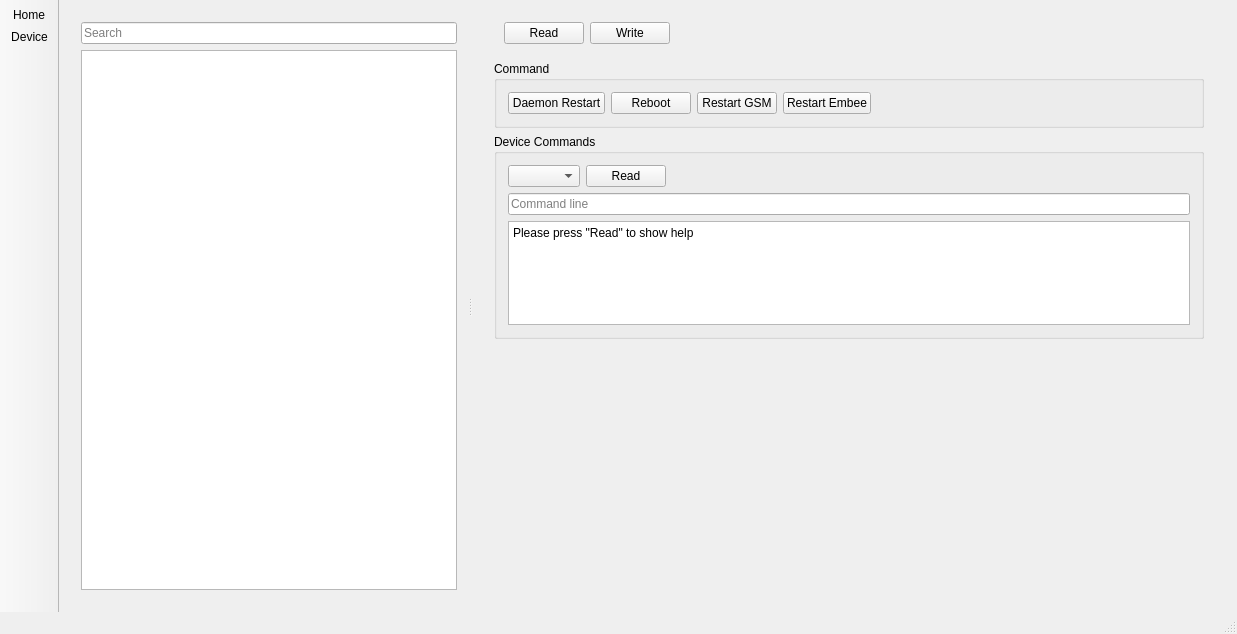
Before: the Qt Designer form mainwindow.ui in KTS-Intek/Matilda-config, drawn with Qt 5.
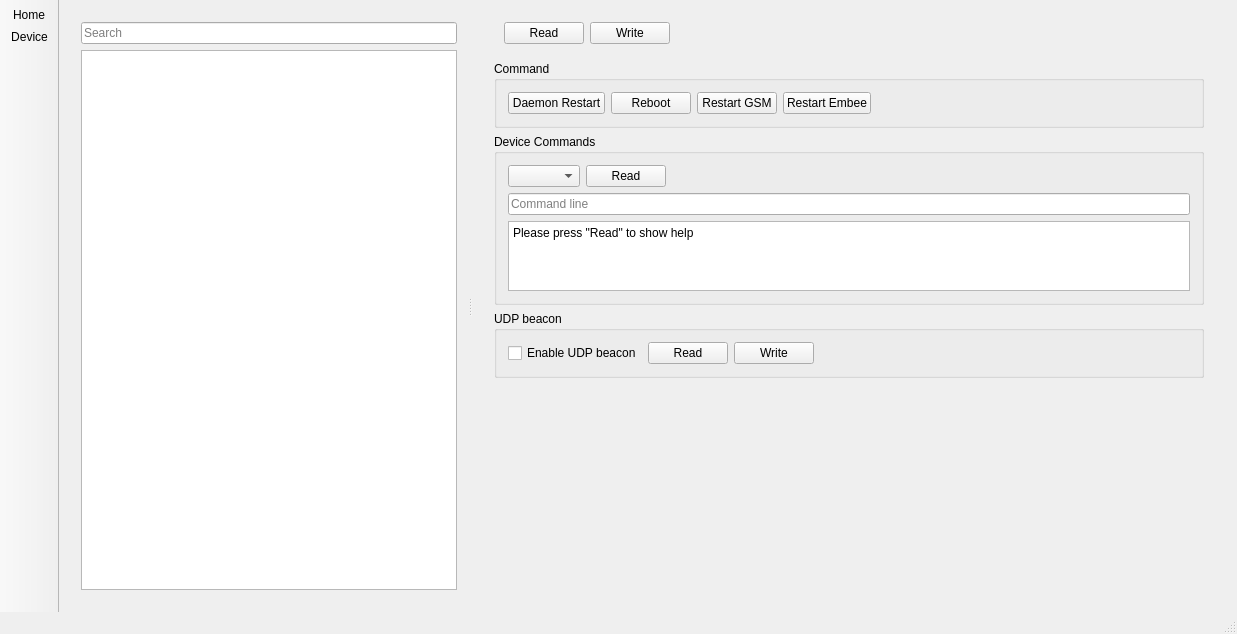
After: the same form once the commit is applied. The open tabs and pages were chosen to show the change.

```diff
--- a/mainwindow.ui
+++ b/mainwindow.ui
@@ -2637,6 +2637,49 @@
                       </layout>
                      </widget>
                     </item>
+                    <item>
+                     <widget class="QGroupBox" name="groupBox_27">
+                      <property name="title">
+                       <string>UDP beacon</string>
+                      </property>
+                      <layout class="QHBoxLayout" name="horizontalLayout_22">
+                       <item>
+                        <widget class="QCheckBox" name="cbUdpState">
+                         <property name="text">
+                          <string>Enable UDP beacon</string>
+                         </property>
+                        </widget>
+                       </item>
+                       <item>
+                        <widget class="QPushButton" name="pbReadUdp">
+                         <property name="text">
+                          <string>Read</string>
+                         </property>
+                        </widget>
+                       </item>
+                       <item>
+                        <widget class="QPushButton" name="pbWriteUdp">
+                         <property name="text">
+                          <string>Write</string>
+                         </property>
+                        </widget>
+                       </item>
+                       <item>
+                        <spacer name="horizontalSpacer_31">
+                         <property name="orientation">
+                          <enum>Qt::Horizontal</enum>
+                         </property>
+                         <property name="sizeHint" stdset="0">
+                          <size>
+                           <width>393</width>
+                           <height>20</height>
+                          </size>
+                         </property>
+                        </spacer>
+                       </item>
+                      </layout>
+                     </widget>
+                    </item>
                     <item>
                      <spacer name="verticalSpacer_5">
                       <property name="orientation">
```
Left out of the diff: 7 changed lines with no effect on the pictures.
